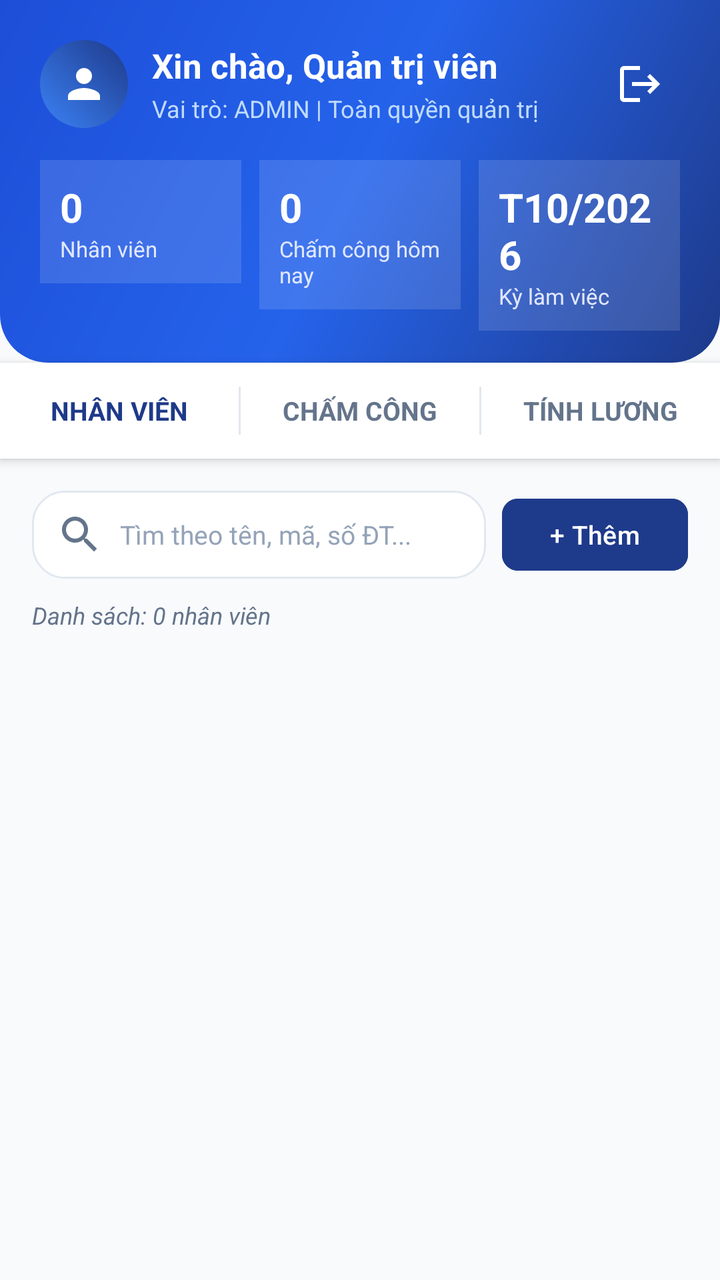
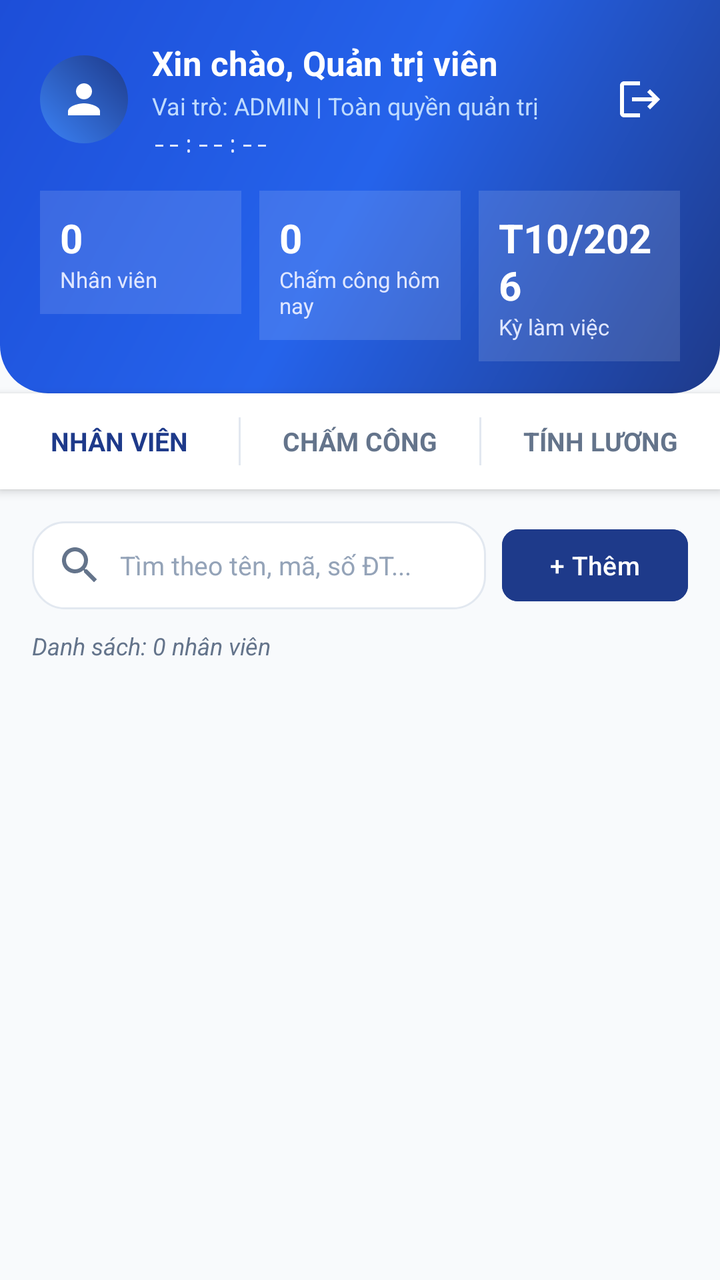

Compare the two renders of this Android layout. The source of the first and the diff that turns it into the second are given below.
<!-- AndroidManifest.xml: application theme Theme.Thuchanh2 -->
<!-- res/layout/activity_admin_main.xml -->
<?xml version="1.0" encoding="utf-8"?>
<LinearLayout xmlns:android="http://schemas.android.com/apk/res/android"
    xmlns:app="http://schemas.android.com/apk/res-auto"
    xmlns:tools="http://schemas.android.com/tools"
    android:layout_width="match_parent"
    android:layout_height="match_parent"
    android:background="@color/background"
    android:orientation="vertical">

    
    <LinearLayout
        android:layout_width="match_parent"
        android:layout_height="wrap_content"
        android:background="@drawable/bg_gradient_header"
        android:orientation="vertical"
        android:paddingStart="20dp"
        android:paddingTop="20dp"
        android:paddingEnd="20dp"
        android:paddingBottom="16dp">

        <LinearLayout
            android:layout_width="match_parent"
            android:layout_height="wrap_content"
            android:gravity="center_vertical"
            android:orientation="horizontal">

            <ImageView
                android:layout_width="44dp"
                android:layout_height="44dp"
                android:background="@drawable/bg_circle_avatar"
                android:padding="10dp"
                android:src="@drawable/ic_person"
                app:tint="@color/white" />

            <LinearLayout
                android:layout_width="0dp"
                android:layout_height="wrap_content"
                android:layout_marginStart="12dp"
                android:layout_weight="1"
                android:orientation="vertical">

                <TextView
                    android:id="@+id/tvAdminGreeting"
                    android:layout_width="wrap_content"
                    android:layout_height="wrap_content"
                    android:text="Xin chào, Quản trị viên"
                    android:textColor="@color/white"
                    android:textSize="17sp"
                    android:textStyle="bold" />

                <TextView
                    android:id="@+id/tvAdminRoleBadge"
                    android:layout_width="wrap_content"
                    android:layout_height="wrap_content"
                    android:layout_marginTop="2dp"
                    android:text="Vai trò: ADMIN | Toàn quyền quản trị"
                    android:textColor="#BFDBFE"
                    android:textSize="12sp" />
            </LinearLayout>

            <ImageButton
                android:id="@+id/btnAdminLogout"
                android:layout_width="40dp"
                android:layout_height="40dp"
                android:background="?attr/selectableItemBackgroundBorderless"
                android:contentDescription="Đăng xuất"
                android:src="@drawable/ic_logout"
                app:tint="@color/white" />
        </LinearLayout>

        
        <LinearLayout
            android:layout_width="match_parent"
            android:layout_height="wrap_content"
            android:layout_marginTop="16dp"
            android:orientation="horizontal">

            
            <LinearLayout
                android:layout_width="0dp"
                android:layout_height="wrap_content"
                android:layout_marginEnd="6dp"
                android:layout_weight="1"
                android:background="#20FFFFFF"
                android:orientation="vertical"
                android:padding="10dp">

                <TextView
                    android:id="@+id/tvStatTotalEmployees"
                    android:layout_width="wrap_content"
                    android:layout_height="wrap_content"
                    android:text="0"
                    android:textColor="@color/white"
                    android:textSize="20sp"
                    android:textStyle="bold" />

                <TextView
                    android:layout_width="wrap_content"
                    android:layout_height="wrap_content"
                    android:text="Nhân viên"
                    android:textColor="#E0E7FF"
                    android:textSize="11sp" />
            </LinearLayout>

            
            <LinearLayout
                android:layout_width="0dp"
                android:layout_height="wrap_content"
                android:layout_marginStart="3dp"
                android:layout_marginEnd="3dp"
                android:layout_weight="1"
                android:background="#20FFFFFF"
                android:orientation="vertical"
                android:padding="10dp">

                <TextView
                    android:id="@+id/tvStatTodayLogs"
                    android:layout_width="wrap_content"
                    android:layout_height="wrap_content"
                    android:text="0"
                    android:textColor="@color/white"
                    android:textSize="20sp"
                    android:textStyle="bold" />

                <TextView
                    android:layout_width="wrap_content"
                    android:layout_height="wrap_content"
                    android:text="Chấm công hôm nay"
                    android:textColor="#E0E7FF"
                    android:textSize="11sp" />
            </LinearLayout>

            
            <LinearLayout
                android:layout_width="0dp"
                android:layout_height="wrap_content"
                android:layout_marginStart="6dp"
                android:layout_weight="1"
                android:background="#20FFFFFF"
                android:orientation="vertical"
                android:padding="10dp">

                <TextView
                    android:id="@+id/tvStatCurrentMonth"
                    android:layout_width="wrap_content"
                    android:layout_height="wrap_content"
                    android:text="T10/2026"
                    android:textColor="@color/white"
                    android:textSize="20sp"
                    android:textStyle="bold" />

                <TextView
                    android:layout_width="wrap_content"
                    android:layout_height="wrap_content"
                    android:text="Kỳ làm việc"
                    android:textColor="#E0E7FF"
                    android:textSize="11sp" />
            </LinearLayout>
        </LinearLayout>
    </LinearLayout>

    
    <LinearLayout
        android:layout_width="match_parent"
        android:layout_height="48dp"
        android:background="@color/surface"
        android:elevation="3dp"
        android:orientation="horizontal">

        <TextView
            android:id="@+id/tabEmployees"
            android:layout_width="0dp"
            android:layout_height="match_parent"
            android:layout_weight="1"
            android:gravity="center"
            android:text="NHÂN VIÊN"
            android:textColor="@color/primary"
            android:textSize="13sp"
            android:textStyle="bold" />

        <View
            android:layout_width="1dp"
            android:layout_height="24dp"
            android:layout_gravity="center_vertical"
            android:background="@color/border_color" />

        <TextView
            android:id="@+id/tabAttendance"
            android:layout_width="0dp"
            android:layout_height="match_parent"
            android:layout_weight="1"
            android:gravity="center"
            android:text="CHẤM CÔNG"
            android:textColor="@color/text_secondary"
            android:textSize="13sp"
            android:textStyle="bold" />

        <View
            android:layout_width="1dp"
            android:layout_height="24dp"
            android:layout_gravity="center_vertical"
            android:background="@color/border_color" />

        <TextView
            android:id="@+id/tabSalary"
            android:layout_width="0dp"
            android:layout_height="match_parent"
            android:layout_weight="1"
            android:gravity="center"
            android:text="TÍNH LƯƠNG"
            android:textColor="@color/text_secondary"
            android:textSize="13sp"
            android:textStyle="bold" />
    </LinearLayout>

    
    <LinearLayout
        android:id="@+id/layoutEmployeesTab"
        android:layout_width="match_parent"
        android:layout_height="0dp"
        android:layout_weight="1"
        android:orientation="vertical"
        android:padding="16dp"
        android:visibility="visible">

        <LinearLayout
            android:layout_width="match_parent"
            android:layout_height="wrap_content"
            android:gravity="center_vertical"
            android:orientation="horizontal">

            
            <EditText
                android:id="@+id/etSearchEmployee"
                android:layout_width="0dp"
                android:layout_height="44dp"
                android:layout_weight="1"
                android:background="@drawable/bg_card_white"
                android:drawableStart="@drawable/ic_search"
                android:drawablePadding="8dp"
                android:hint="Tìm theo tên, mã, số ĐT..."
                android:inputType="text"
                android:paddingStart="12dp"
                android:paddingEnd="12dp"
                android:textColor="@color/text_primary"
                android:textColorHint="@color/text_muted"
                android:textSize="13sp" />

            
            <com.google.android.material.button.MaterialButton
                android:id="@+id/btnAddEmployee"
                android:layout_width="wrap_content"
                android:layout_height="44dp"
                android:layout_marginStart="8dp"
                android:backgroundTint="@color/primary"
                android:text="+ Thêm"
                android:textColor="@color/white"
                android:textSize="13sp"
                app:cornerRadius="8dp" />
        </LinearLayout>

        <TextView
            android:id="@+id/tvEmployeeCount"
            android:layout_width="wrap_content"
            android:layout_height="wrap_content"
            android:layout_marginTop="10dp"
            android:text="Danh sách: 0 nhân viên"
            android:textColor="@color/text_secondary"
            android:textSize="12sp"
            android:textStyle="italic" />

        <androidx.recyclerview.widget.RecyclerView
            android:id="@+id/rvEmployees"
            android:layout_width="match_parent"
            android:layout_height="0dp"
            android:layout_marginTop="8dp"
            android:layout_weight="1"
            android:clipToPadding="false"
            android:paddingBottom="16dp" />

        <TextView
            android:id="@+id/tvEmptyEmployees"
            android:layout_width="match_parent"
            android:layout_height="match_parent"
            android:gravity="center"
            android:text="Không tìm thấy nhân viên nào"
            android:textColor="@color/text_secondary"
            android:textSize="14sp"
            android:visibility="gone" />
    </LinearLayout>

    
    <LinearLayout
        android:id="@+id/layoutAttendanceTab"
        android:layout_width="match_parent"
        android:layout_height="0dp"
        android:layout_weight="1"
        android:orientation="vertical"
        android:padding="16dp"
        android:visibility="gone">

        
        <LinearLayout
            android:layout_width="match_parent"
            android:layout_height="wrap_content"
            android:orientation="horizontal">

            <Spinner
                android:id="@+id/spinnerAttMonth"
                android:layout_width="0dp"
                android:layout_height="42dp"
                android:layout_marginEnd="4dp"
                android:layout_weight="1"
                android:background="@drawable/bg_card_white" />

            <Spinner
                android:id="@+id/spinnerAttYear"
                android:layout_width="0dp"
                android:layout_height="42dp"
                android:layout_marginStart="4dp"
                android:layout_marginEnd="4dp"
                android:layout_weight="1"
                android:background="@drawable/bg_card_white" />

            <Spinner
                android:id="@+id/spinnerAttEmployee"
                android:layout_width="0dp"
                android:layout_height="42dp"
                android:layout_marginStart="4dp"
                android:layout_weight="1.6"
                android:background="@drawable/bg_card_white" />
        </LinearLayout>

        <androidx.recyclerview.widget.RecyclerView
            android:id="@+id/rvAttendanceLogs"
            android:layout_width="match_parent"
            android:layout_height="0dp"
            android:layout_marginTop="12dp"
            android:layout_weight="1"
            android:clipToPadding="false"
            android:paddingBottom="16dp" />

        <TextView
            android:id="@+id/tvEmptyAttendance"
            android:layout_width="match_parent"
            android:layout_height="match_parent"
            android:gravity="center"
            android:text="Chưa có dữ liệu chấm công cho kỳ đã chọn"
            android:textColor="@color/text_secondary"
            android:textSize="14sp"
            android:visibility="gone" />
    </LinearLayout>

    
    <LinearLayout
        android:id="@+id/layoutSalaryTab"
        android:layout_width="match_parent"
        android:layout_height="0dp"
        android:layout_weight="1"
        android:orientation="vertical"
        android:padding="16dp"
        android:visibility="gone">

        
        <LinearLayout
            android:layout_width="match_parent"
            android:layout_height="wrap_content"
            android:gravity="center_vertical"
            android:orientation="horizontal">

            <Spinner
                android:id="@+id/spinnerSalMonth"
                android:layout_width="0dp"
                android:layout_height="42dp"
                android:layout_marginEnd="4dp"
                android:layout_weight="1"
                android:background="@drawable/bg_card_white" />

            <Spinner
                android:id="@+id/spinnerSalYear"
                android:layout_width="0dp"
                android:layout_height="42dp"
                android:layout_marginStart="4dp"
                android:layout_marginEnd="8dp"
                android:layout_weight="1"
                android:background="@drawable/bg_card_white" />

            <com.google.android.material.button.MaterialButton
                android:id="@+id/btnCalculateAllSalaries"
                android:layout_width="wrap_content"
                android:layout_height="42dp"
                android:backgroundTint="@color/secondary"
                android:text="Tính Lương"
                android:textColor="@color/white"
                android:textSize="12sp"
                app:cornerRadius="8dp" />
        </LinearLayout>

        
        <androidx.cardview.widget.CardView
            android:layout_width="match_parent"
            android:layout_height="wrap_content"
            android:layout_marginTop="12dp"
            app:cardCornerRadius="12dp"
            app:cardElevation="2dp">

            <LinearLayout
                android:layout_width="match_parent"
                android:layout_height="wrap_content"
                android:background="@color/surface"
                android:orientation="horizontal"
                android:padding="14dp">

                <LinearLayout
                    android:layout_width="0dp"
                    android:layout_height="wrap_content"
                    android:layout_weight="1"
                    android:orientation="vertical">

                    <TextView
                        android:layout_width="wrap_content"
                        android:layout_height="wrap_content"
                        android:text="Tổng quỹ lương kỳ này:"
                        android:textColor="@color/text_secondary"
                        android:textSize="12sp" />

                    <TextView
                        android:id="@+id/tvTotalPayrollSum"
                        android:layout_width="wrap_content"
                        android:layout_height="wrap_content"
                        android:layout_marginTop="2dp"
                        android:text="0 đ"
                        android:textColor="@color/primary"
                        android:textSize="18sp"
                        android:textStyle="bold" />
                </LinearLayout>

                <TextView
                    android:id="@+id/tvSalaryNotice"
                    android:layout_width="wrap_content"
                    android:layout_height="wrap_content"
                    android:layout_gravity="center_vertical"
                    android:background="@drawable/bg_badge_primary"
                    android:text="OT: x1.5 giờ chuẩn"
                    android:textColor="@color/primary"
                    android:textSize="11sp" />
            </LinearLayout>
        </androidx.cardview.widget.CardView>

        <androidx.recyclerview.widget.RecyclerView
            android:id="@+id/rvSalaries"
            android:layout_width="match_parent"
            android:layout_height="0dp"
            android:layout_marginTop="12dp"
            android:layout_weight="1"
            android:clipToPadding="false"
            android:paddingBottom="16dp" />

        <TextView
            android:id="@+id/tvEmptySalaries"
            android:layout_width="match_parent"
            android:layout_height="match_parent"
            android:gravity="center"
            android:text="Chưa có dữ liệu bảng lương. Bấm 'Tính Lương' để tổng hợp."
            android:textColor="@color/text_secondary"
            android:textSize="14sp"
            android:visibility="gone" />
    </LinearLayout>

</LinearLayout>
<!-- resources referenced by this layout -->
<resources>
  <color name="background">#F8FAFC</color>
  <color name="border_color">#E2E8F0</color>
  <color name="primary">#1E3A8A</color>
  <color name="secondary">#0D9488</color>
  <color name="surface">#FFFFFF</color>
  <color name="text_muted">#94A3B8</color>
  <color name="text_primary">#0F172A</color>
  <color name="text_secondary">#64748B</color>
  <color name="white">#FFFFFFFF</color>
  <!-- drawable bg_badge_primary (drawable) -->
  <?xml version="1.0" encoding="utf-8"?>
  <shape xmlns:android="http://schemas.android.com/apk/res/android">
      <solid android:color="@color/primary_container" />
      <stroke android:width="1dp" android:color="@color/primary_light" />
      <corners android:radius="16dp" />
      <padding android:left="8dp" android:top="4dp" android:right="8dp" android:bottom="4dp" />
  </shape>
  <!-- drawable bg_card_white (drawable) -->
  <?xml version="1.0" encoding="utf-8"?>
  <shape xmlns:android="http://schemas.android.com/apk/res/android">
      <solid android:color="@color/surface" />
      <stroke android:width="1dp" android:color="@color/border_color" />
      <corners android:radius="16dp" />
  </shape>
  <!-- drawable bg_circle_avatar (drawable) -->
  <?xml version="1.0" encoding="utf-8"?>
  <shape xmlns:android="http://schemas.android.com/apk/res/android"
      android:shape="oval">
      <gradient
          android:angle="45"
          android:startColor="#3B82F6"
          android:endColor="#1E3A8A" />
  </shape>
  <!-- drawable bg_gradient_header (drawable) -->
  <?xml version="1.0" encoding="utf-8"?>
  <shape xmlns:android="http://schemas.android.com/apk/res/android">
      <gradient
          android:angle="135"
          android:startColor="#1E3A8A"
          android:centerColor="#2563EB"
          android:endColor="#1D4ED8"
          android:type="linear" />
      <corners
          android:bottomLeftRadius="24dp"
          android:bottomRightRadius="24dp" />
  </shape>
  <!-- drawable ic_logout (drawable) -->
  <vector xmlns:android="http://schemas.android.com/apk/res/android"
      android:width="24dp"
      android:height="24dp"
      android:viewportWidth="24"
      android:viewportHeight="24">
      <path
          android:fillColor="#FFFFFFFF"
          android:pathData="M17,7l-1.41,1.41L18.17,11H8v2h10.17l-2.58,2.58L17,17l5,-5zM4,5h8V3H4c-1.1,0 -2,0.9 -2,2v14c0,1.1 0.9,2 2,2h8v-2H4V5z"/>
  </vector>
  <!-- drawable ic_person (drawable) -->
  <vector xmlns:android="http://schemas.android.com/apk/res/android"
      android:width="24dp"
      android:height="24dp"
      android:viewportWidth="24"
      android:viewportHeight="24">
      <path
          android:fillColor="#FFFFFFFF"
          android:pathData="M12,12c2.21,0 4,-1.79 4,-4s-1.79,-4 -4,-4 -4,1.79 -4,4 1.79,4 4,4zM12,14c-2.67,0 -8,1.34 -8,4v2h16v-2c0,-2.66 -5.33,-4 -8,-4z"/>
  </vector>
  <!-- drawable ic_search (drawable) -->
  <vector xmlns:android="http://schemas.android.com/apk/res/android"
      android:width="24dp"
      android:height="24dp"
      android:viewportWidth="24"
      android:viewportHeight="24">
      <path
          android:fillColor="#FF64748B"
          android:pathData="M15.5,14h-0.79l-0.28,-0.27C15.41,12.59 16,11.11 16,9.5 16,5.91 13.09,3 9.5,3S3,5.91 3,9.5 5.91,16 9.5,16c1.61,0 3.09,-0.59 4.23,-1.57l0.27,0.28v0.79l5,4.99L20.49,19l-4.99,-5zm-6,0C7.01,14 5,11.99 5,9.5S7.01,5 9.5,5 14,7.01 14,9.5 11.99,14 9.5,14z"/>
  </vector>
  <style name="Theme.Thuchanh2" parent="Base.Theme.Thuchanh2" />
  <color name="primary_container">#DBEAFE</color>
  <color name="primary_light">#3B82F6</color>
  <color name="on_primary_container">#1E3A8A</color>
  <color name="primary_dark">#172554</color>
  <!-- unchanged entries left out for length: 1 -->
</resources>

<!-- the commit's change to res/layout/activity_admin_main.xml (unified diff, before → after) -->
@@ -56,6 +56,16 @@
                     android:text="Vai trò: ADMIN | Toàn quyền quản trị"
                     android:textColor="#BFDBFE"
                     android:textSize="12sp" />
+
+                <TextView
+                    android:id="@+id/tvAdminLiveClock"
+                    android:layout_width="wrap_content"
+                    android:layout_height="wrap_content"
+                    android:layout_marginTop="2dp"
+                    android:text="--:--:--"
+                    android:textColor="#E0E7FF"
+                    android:textSize="12sp"
+                    android:fontFamily="monospace" />
             </LinearLayout>
 
             <ImageButton
